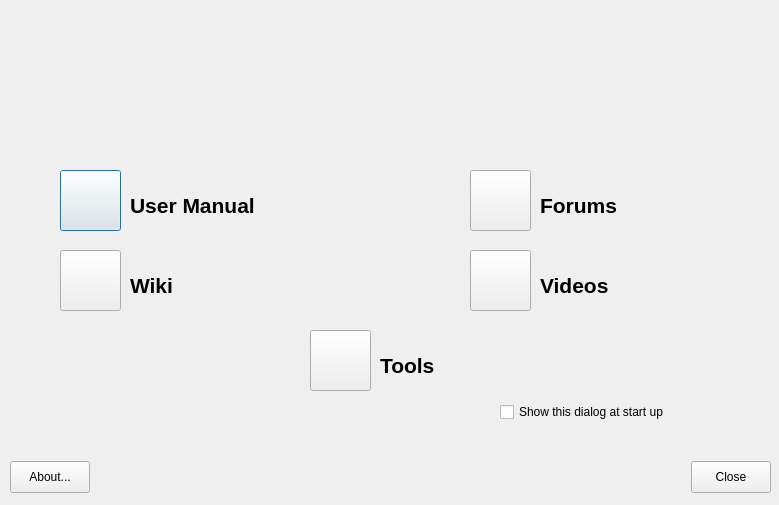
First picture: the form in mxwelcome.ui, repository MX-Linux/mx-welcome, before the edit.
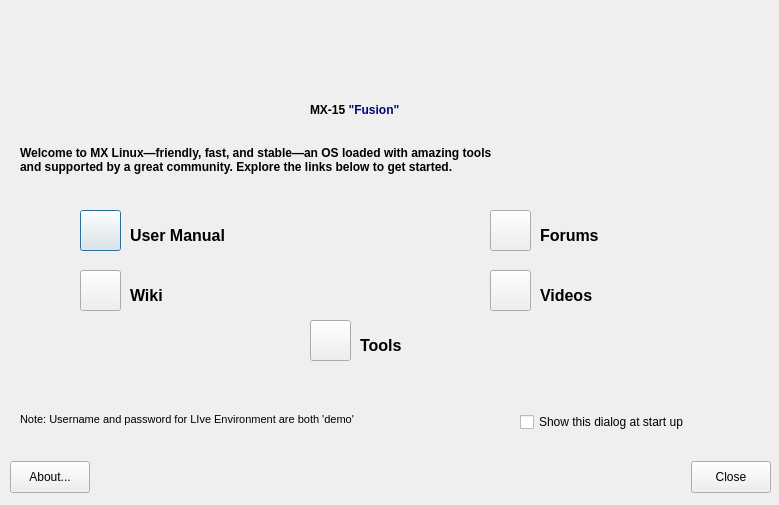
Second picture: the form after the edit. Icons and pictures are not drawn.

```diff
--- a/mxwelcome.ui
+++ b/mxwelcome.ui
@@ -29,10 +29,10 @@
     <widget class="QPushButton" name="buttonManual">
      <property name="geometry">
       <rect>
-       <x>50</x>
-       <y>160</y>
-       <width>61</width>
-       <height>61</height>
+       <x>70</x>
+       <y>200</y>
+       <width>41</width>
+       <height>41</height>
       </rect>
      </property>
      <property name="text">
@@ -45,16 +45,16 @@
      </property>
      <property name="iconSize">
       <size>
-       <width>48</width>
-       <height>48</height>
+       <width>42</width>
+       <height>42</height>
       </size>
      </property>
     </widget>
     <widget class="QCheckBox" name="checkBox">
      <property name="geometry">
       <rect>
-       <x>490</x>
-       <y>390</y>
+       <x>510</x>
+       <y>400</y>
        <width>241</width>
        <height>24</height>
       </rect>
@@ -67,8 +67,8 @@
      <property name="geometry">
       <rect>
        <x>120</x>
-       <y>180</y>
-       <width>181</width>
+       <y>210</y>
+       <width>141</width>
        <height>31</height>
       </rect>
      </property>
@@ -78,16 +78,16 @@
       </font>
      </property>
      <property name="text">
-      <string>&lt;html&gt;&lt;head/&gt;&lt;body&gt;&lt;p&gt;&lt;span style=&quot; font-size:16pt; font-weight:600;&quot;&gt;User Manual&lt;/span&gt;&lt;/p&gt;&lt;/body&gt;&lt;/html&gt;</string>
+      <string>&lt;html&gt;&lt;head/&gt;&lt;body&gt;&lt;p&gt;&lt;span style=&quot; font-size:12pt; font-weight:600;&quot;&gt;User Manual&lt;/span&gt;&lt;/p&gt;&lt;/body&gt;&lt;/html&gt;</string>
      </property>
     </widget>
     <widget class="QPushButton" name="buttonWiki">
      <property name="geometry">
       <rect>
-       <x>50</x>
-       <y>240</y>
-       <width>61</width>
-       <height>61</height>
+       <x>70</x>
+       <y>260</y>
+       <width>41</width>
+       <height>41</height>
       </rect>
      </property>
      <property name="text">
@@ -100,18 +100,18 @@
      </property>
      <property name="iconSize">
       <size>
-       <width>48</width>
-       <height>48</height>
+       <width>42</width>
+       <height>42</height>
       </size>
      </property>
     </widget>
     <widget class="QPushButton" name="buttonForum">
      <property name="geometry">
       <rect>
-       <x>460</x>
-       <y>160</y>
-       <width>61</width>
-       <height>61</height>
+       <x>480</x>
+       <y>200</y>
+       <width>41</width>
+       <height>41</height>
       </rect>
      </property>
      <property name="text">
@@ -124,8 +124,8 @@
      </property>
      <property name="iconSize">
       <size>
-       <width>48</width>
-       <height>48</height>
+       <width>42</width>
+       <height>42</height>
       </size>
      </property>
     </widget>
@@ -133,7 +133,7 @@
      <property name="geometry">
       <rect>
        <x>530</x>
-       <y>260</y>
+       <y>270</y>
        <width>101</width>
        <height>31</height>
       </rect>
@@ -144,14 +144,14 @@
       </font>
      </property>
      <property name="text">
-      <string>&lt;html&gt;&lt;head/&gt;&lt;body&gt;&lt;p&gt;&lt;span style=&quot; font-size:16pt; font-weight:600;&quot;&gt;Videos&lt;/span&gt;&lt;/p&gt;&lt;/body&gt;&lt;/html&gt;</string>
+      <string>&lt;html&gt;&lt;head/&gt;&lt;body&gt;&lt;p&gt;&lt;span style=&quot; font-size:12pt; font-weight:600;&quot;&gt;Videos&lt;/span&gt;&lt;/p&gt;&lt;/body&gt;&lt;/html&gt;</string>
      </property>
     </widget>
     <widget class="QLabel" name="labelWiki">
      <property name="geometry">
       <rect>
        <x>120</x>
-       <y>260</y>
+       <y>270</y>
        <width>71</width>
        <height>31</height>
       </rect>
@@ -162,14 +162,14 @@
       </font>
      </property>
      <property name="text">
-      <string>&lt;html&gt;&lt;head/&gt;&lt;body&gt;&lt;p&gt;&lt;span style=&quot; font-size:16pt; font-weight:600;&quot;&gt;Wiki&lt;/span&gt;&lt;/p&gt;&lt;/body&gt;&lt;/html&gt;</string>
+      <string>&lt;html&gt;&lt;head/&gt;&lt;body&gt;&lt;p&gt;&lt;span style=&quot; font-size:12pt; font-weight:600;&quot;&gt;Wiki&lt;/span&gt;&lt;/p&gt;&lt;/body&gt;&lt;/html&gt;</string>
      </property>
     </widget>
     <widget class="QLabel" name="labelForum">
      <property name="geometry">
       <rect>
        <x>530</x>
-       <y>180</y>
+       <y>210</y>
        <width>111</width>
        <height>31</height>
       </rect>
@@ -180,16 +180,16 @@
       </font>
      </property>
      <property name="text">
-      <string>&lt;html&gt;&lt;head/&gt;&lt;body&gt;&lt;p&gt;&lt;span style=&quot; font-size:16pt; font-weight:600;&quot;&gt;Forums&lt;/span&gt;&lt;/p&gt;&lt;/body&gt;&lt;/html&gt;</string>
+      <string>&lt;html&gt;&lt;head/&gt;&lt;body&gt;&lt;p&gt;&lt;span style=&quot; font-size:12pt; font-weight:600;&quot;&gt;Forums&lt;/span&gt;&lt;/p&gt;&lt;/body&gt;&lt;/html&gt;</string>
      </property>
     </widget>
     <widget class="QPushButton" name="buttonVideo">
      <property name="geometry">
       <rect>
-       <x>460</x>
-       <y>240</y>
-       <width>61</width>
-       <height>61</height>
+       <x>480</x>
+       <y>260</y>
+       <width>41</width>
+       <height>41</height>
       </rect>
      </property>
      <property name="text">
@@ -202,16 +202,16 @@
      </property>
      <property name="iconSize">
       <size>
-       <width>48</width>
-       <height>48</height>
+       <width>42</width>
+       <height>42</height>
       </size>
      </property>
     </widget>
     <widget class="QLabel" name="labelTools">
      <property name="geometry">
       <rect>
-       <x>370</x>
-       <y>340</y>
+       <x>350</x>
+       <y>320</y>
        <width>81</width>
        <height>31</height>
       </rect>
@@ -222,16 +222,16 @@
       </font>
      </property>
      <property name="text">
-      <string>&lt;html&gt;&lt;head/&gt;&lt;body&gt;&lt;p&gt;&lt;span style=&quot; font-size:16pt; font-weight:600;&quot;&gt;Tools&lt;/span&gt;&lt;/p&gt;&lt;/body&gt;&lt;/html&gt;</string>
+      <string>&lt;html&gt;&lt;head/&gt;&lt;body&gt;&lt;p&gt;&lt;span style=&quot; font-size:12pt; font-weight:600;&quot;&gt;Tools&lt;/span&gt;&lt;/p&gt;&lt;/body&gt;&lt;/html&gt;</string>
      </property>
     </widget>
     <widget class="QPushButton" name="buttonTools">
      <property name="geometry">
       <rect>
        <x>300</x>
-       <y>320</y>
-       <width>61</width>
-       <height>61</height>
+       <y>310</y>
+       <width>41</width>
+       <height>41</height>
       </rect>
      </property>
      <property name="text">
@@ -244,11 +244,69 @@
      </property>
      <property name="iconSize">
       <size>
-       <width>48</width>
-       <height>48</height>
+       <width>42</width>
+       <height>42</height>
       </size>
      </property>
     </widget>
+    <widget class="QLabel" name="label">
+     <property name="geometry">
+      <rect>
+       <x>330</x>
+       <y>10</y>
+       <width>74</width>
+       <height>71</height>
+      </rect>
+     </property>
+     <property name="text">
+      <string/>
+     </property>
+     <property name="pixmap">
+      <pixmap>../../../../../../usr/local/share/icons/mxfcelogo.png</pixmap>
+     </property>
+     <property name="scaledContents">
+      <bool>false</bool>
+     </property>
+    </widget>
+    <widget class="QLabel" name="label_2">
+     <property name="geometry">
+      <rect>
+       <x>300</x>
+       <y>90</y>
+       <width>131</width>
+       <height>21</height>
+      </rect>
+     </property>
+     <property name="text">
+      <string>&lt;html&gt;&lt;head/&gt;&lt;body&gt;&lt;p&gt;&lt;span style=&quot; font-weight:600;&quot;&gt;MX-15 &lt;/span&gt;&lt;span style=&quot; font-weight:600; color:#000679;&quot;&gt;&amp;quot;Fusion&amp;quot;&lt;/span&gt;&lt;/p&gt;&lt;/body&gt;&lt;/html&gt;</string>
+     </property>
+    </widget>
+    <widget class="QLabel" name="label_3">
+     <property name="geometry">
+      <rect>
+       <x>10</x>
+       <y>120</y>
+       <width>731</width>
+       <height>61</height>
+      </rect>
+     </property>
+     <property name="text">
+      <string>&lt;html&gt;&lt;head/&gt;&lt;body&gt;&lt;p&gt;&lt;span style=&quot; font-weight:600;&quot;&gt;Welcome to MX Linux—friendly, fast, and stable—an OS loaded with amazing tools&lt;br/&gt;and supported by a great community. Explore the links below to get started.&lt;/span&gt;&lt;/p&gt;&lt;/body&gt;&lt;/html&gt;</string>
+     </property>
+    </widget>
+    <widget class="QLabel" name="label_4">
+     <property name="geometry">
+      <rect>
+       <x>10</x>
+       <y>400</y>
+       <width>441</width>
+       <height>19</height>
+      </rect>
+     </property>
+     <property name="text">
+      <string>&lt;html&gt;&lt;head/&gt;&lt;body&gt;&lt;p&gt;&lt;span style=&quot; font-size:8pt;&quot;&gt;Note: Username and password for LIve Environment are both 'demo'&lt;/span&gt;&lt;/p&gt;&lt;/body&gt;&lt;/html&gt;</string>
+     </property>
+    </widget>
    </widget>
   </widget>
   <widget class="QWidget" name="layoutWidget">
```
Left out of the diff: 64 changed lines with no effect on the pictures.
